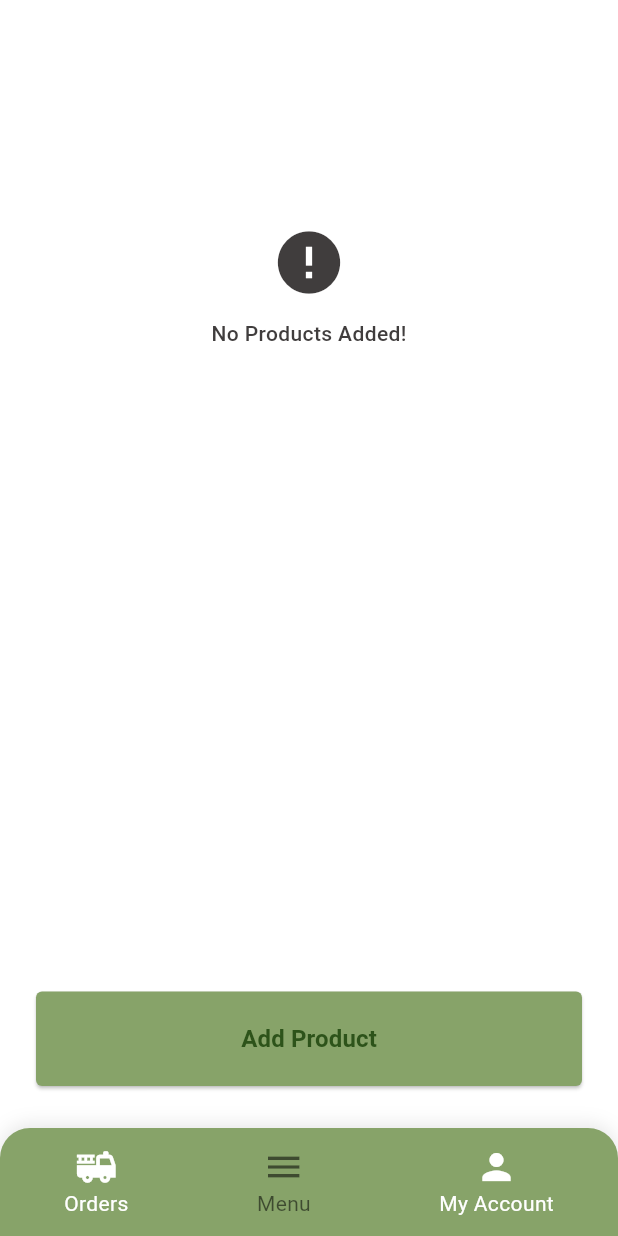
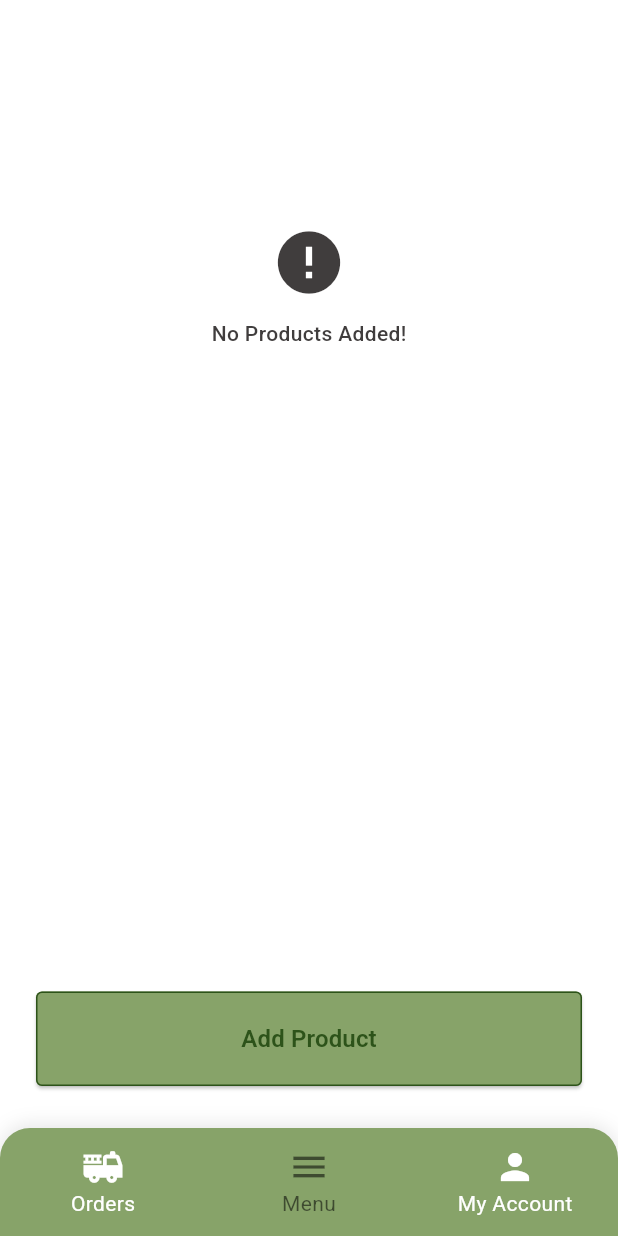
Before and after one commit to Sayyam1244/foodapp, a Flutter app: the BusinessHomeScreen screen opened directly, item 2 of the bottom bar chosen, on a phone screen of 412 x 824 dp. Run offline on Flutter 3.47's test engine with Material 3 defaults, Android fonts, the light colour scheme and no system bars; our stand-ins replace cloud_firestore, dropdown_button2, firebase_auth, firebase_core, firebase_messaging, firebase_storage and 3 more; accounts and stored records are empty; network calls fail.

Commit message:
Code updated

```diff
--- a/lib/model/cart_model.dart
+++ b/lib/model/cart_model.dart
@@ -12,7 +12,7 @@ class CartModel {
   final List<CartItemModel> items;
   final DateTime createdDate;
   final String? discount;
-  final double? rating;
+  final num? rating;
 
   CartModel({
     this.userModel,
--- a/lib/presentation/business_home/business_home.dart
+++ b/lib/presentation/business_home/business_home.dart
@@ -53,10 +53,11 @@ class _BusinessHomeScreenState extends State<BusinessHomeScreen> {
             ],
           ),
           child: Row(
-            mainAxisAlignment: MainAxisAlignment.spaceAround,
+            // mainAxisAlignment: MainAxisAlignment.spaceAround,
             // Generate navigation items dynamically
             children: CustomBottomBarController.pages
-                .mapIndexed((index, element) => InkWell(
+                .mapIndexed((index, element) => Expanded(
+                      child: InkWell(
                         onTap: () {
                           // Update selected index on tap
                           setState(() {
@@ -88,6 +89,7 @@ class _BusinessHomeScreenState extends State<BusinessHomeScreen> {
                             ],
                           ),
                         ),
+                      ),
                     ))
                 .toList(),
           ),
--- a/lib/presentation/business_home/components/account/account.dart
+++ b/lib/presentation/business_home/components/account/account.dart
@@ -145,7 +145,7 @@ class _MyAcccountState extends State<MyAcccount> {
                       ),
                       const SizedBox(height: 20),
                       // Saved stats section
-                      Text("You Helped Saved!",
+                      Text("You Helped Save!",
                           style: bodyLargeTextStyle.copyWith(fontWeight: FontWeight.bold)),
                       const SizedBox(height: 5),
                       StreamBuilder(
@@ -210,6 +210,10 @@ class _MyAcccountState extends State<MyAcccount> {
                     ],
                   ),
                 ),
+              const Padding(
+                padding: EdgeInsets.symmetric(horizontal: 24),
+                child: Divider(thickness: 1.8),
+              ),
               const SizedBox(height: 50),
               // Edit profile option
               AcccountSettingTile(
--- a/lib/presentation/business_home/components/orders/orders.dart
+++ b/lib/presentation/business_home/components/orders/orders.dart
@@ -137,7 +137,7 @@ class _OrdersScreenState extends State<OrdersScreen> {
                                       children: [
                                         Text("Order ID: ${item.orderId ?? ''}", style: titleTextStyle),
                                         Text(
-                                          "\$${item.total!}",
+                                          "SAR ${item.total!}",
                                           style: titleTextStyle.copyWith(fontSize: 14),
                                         ),
                                       ],
--- a/lib/presentation/cart/cart_screen.dart
+++ b/lib/presentation/cart/cart_screen.dart
@@ -77,7 +77,7 @@ class _CartScreenState extends State<CartScreen> {
                                     Text(cartItem.product?.productDescription ?? '',
                                         style: bodySmallTextStyle),
                                     Text(
-                                      "\$${cartItem.price.toStringAsFixed(2)}",
+                                      "SAR ${cartItem.price.toStringAsFixed(2)}",
                                       style: bodyMediumTextStyle.copyWith(
                                         fontWeight: FontWeight.bold,
                                       ),
@@ -172,7 +172,7 @@ class _CartScreenState extends State<CartScreen> {
                           ),
                           // Total price
                           Text(
-                            '\$${CartService.instance.totalPrice().toStringAsFixed(2)}',
+                            'SAR ${CartService.instance.totalPrice().toStringAsFixed(2)}',
                             style: Theme.of(context).textTheme.titleMedium!.copyWith(
                                   fontWeight: FontWeight.w600,
                                   color: Colors.white,
--- a/lib/presentation/checkout/checkout_screen.dart
+++ b/lib/presentation/checkout/checkout_screen.dart
@@ -160,7 +160,7 @@ class _CheckoutScreenState extends State<CheckoutScreen> {
                                   ),
                                 ),
                                 Text(
-                                  '\$${CartService.instance.totalPrice()}',
+                                  'SAR ${CartService.instance.totalPrice()}',
                                   style: const TextStyle(
                                     fontSize: 14,
                                     fontWeight: FontWeight.bold,
@@ -180,7 +180,7 @@ class _CheckoutScreenState extends State<CheckoutScreen> {
                                   ),
                                 ),
                                 Text(
-                                  '\$${calculateDiscount(user.points ?? 0)}',
+                                  'SAR ${calculateDiscount(user.points ?? 0)}',
                                   style: const TextStyle(
                                     fontSize: 14,
                                     fontWeight: FontWeight.bold,
@@ -203,7 +203,7 @@ class _CheckoutScreenState extends State<CheckoutScreen> {
                                   ),
                                 ),
                                 Text(
-                                  '\$${(CartService.instance.totalPrice() - calculateDiscount(user.points ?? 0)).toStringAsFixed(2)}',
+                                  'SAR ${(CartService.instance.totalPrice() - calculateDiscount(user.points ?? 0)).toStringAsFixed(2)}',
                                   style: const TextStyle(
                                     fontSize: 16,
                                     fontWeight: FontWeight.bold,
--- a/lib/presentation/common/primary_button.dart
+++ b/lib/presentation/common/primary_button.dart
@@ -6,21 +6,28 @@ import 'package:helloworld/utils/textstyles.dart';
 class PrimaryButton extends StatelessWidget {
   final String buttonText; // Text displayed on the button
   final VoidCallback onTap; // Callback function when button is pressed
+  final double? height; // Optional height for the button
+  final double? textSize; // Optional text size for the button text
 
   const PrimaryButton({
     Key? key,
     required this.buttonText,
     required this.onTap,
+    this.height, // Optional height parameter
+    this.textSize, // Optional text size parameter
   }) : super(key: key);
 
   @override
   Widget build(BuildContext context) {
-    return ElevatedButton(
+    return SizedBox(
+      height: height, // Use the height if provided
+      child: ElevatedButton(
         onPressed: onTap, // Trigger the callback when pressed
         style: ElevatedButton.styleFrom(
           backgroundColor: cardColor, // Button background color
           foregroundColor: primaryColor, // Button text color
           shape: RoundedRectangleBorder(
+            side: const BorderSide(color: primaryColor),
             borderRadius: BorderRadius.circular(4), // Rounded corners
           ),
           padding: const EdgeInsets.symmetric(vertical: 20), // Vertical padding
@@ -30,8 +37,9 @@ class PrimaryButton extends StatelessWidget {
             buttonText, // Display the button text
             style: bodyLargeTextStyle.copyWith(
               color: primaryColor, // Text color
-            fontSize: 16, // Font size
+              fontSize: textSize ?? 16, // Use textSize if provided, otherwise default to 16
               fontWeight: FontWeight.w600,
+            ),
           ),
         ),
       ),
--- a/lib/presentation/customer_home/components/home/home_screen.dart
+++ b/lib/presentation/customer_home/components/home/home_screen.dart
@@ -256,6 +256,7 @@ class _HomeScreenState extends State<HomeScreen> {
                                 if (ratings.isNotEmpty)
                                   SizedBox(
                                     height: 90,
+                                    width: 60,
                                     child: Column(
                                       mainAxisSize: MainAxisSize.max,
                                       children: [
@@ -272,7 +273,9 @@ class _HomeScreenState extends State<HomeScreen> {
                                         ),
                                       ],
                                     ),
-                                  ),
+                                  )
+                                else
+                                  const SizedBox(width: 60)
                               ],
                             ),
                           ),
--- a/lib/presentation/customer_home/components/orders/orders_screen.dart
+++ b/lib/presentation/customer_home/components/orders/orders_screen.dart
@@ -53,6 +53,8 @@ class _OrdersScreenState extends State<OrdersScreen> {
                 pickedUpOrders.add(order);
               }
             }
+            log('active orders: ${activeOrders.length}');
+            log('picked up orders: ${pickedUpOrders.length}');
 
             return Column(
               children: [
@@ -161,7 +163,7 @@ class _OrdersScreenState extends State<OrdersScreen> {
                                           style: bodyLargeTextStyle.copyWith(fontWeight: FontWeight.bold),
                                         ),
                                         Text(
-                                          "\$${item.total!}", // Order total
+                                          "SAR ${item.total!}", // Order total
                                           style: bodySmallTextStyle.copyWith(fontWeight: FontWeight.bold),
                                         ),
                                       ],
--- a/lib/presentation/customer_home/customer_home.dart
+++ b/lib/presentation/customer_home/customer_home.dart
@@ -62,9 +62,9 @@ class _CustomerHomeScreenState extends State<CustomerHomeScreen> {
           ],
         ),
         child: Row(
-            mainAxisAlignment: MainAxisAlignment.spaceAround,
             children: CustomBottomBarController.pages
-                .mapIndexed((index, element) => InkWell(
+                .mapIndexed((index, element) => Expanded(
+                      child: InkWell(
                         onTap: () {
                           // Update selected index on tap
                           setState(() {
@@ -94,6 +94,7 @@ class _CustomerHomeScreenState extends State<CustomerHomeScreen> {
                             ],
                           ),
                         ),
+                      ),
                     ))
                 .toList()), // Generate navigation items dynamically
       ),
--- a/lib/presentation/menu/menu_screen.dart
+++ b/lib/presentation/menu/menu_screen.dart
@@ -263,6 +263,7 @@ class _BusinessMenuScreenState extends State<BusinessMenuScreen> {
                                             )
                                           else
                                             const SizedBox()
+                                          // const Text('Add')
                                         ],
                                       ),
                                     ],
@@ -315,7 +316,7 @@ class _BusinessMenuScreenState extends State<BusinessMenuScreen> {
                               ),
                               // Display total price
                               Text(
-                                '\$${CartService.instance.totalPrice()}',
+                                'SAR ${CartService.instance.totalPrice()}',
                                 style: bodyMediumTextStyle.copyWith(
                                   color: Colors.white,
                                 ),
--- a/lib/presentation/welcome_screen.dart
+++ b/lib/presentation/welcome_screen.dart
@@ -34,7 +34,7 @@ class WelcomeScreen extends StatelessWidget {
 
             // "Who are you" Text
             const Text(
-              "Who are you", // Display title text
+              "Who are you?", // Display title text
               style: titleTextStyle,
             ),
 
@@ -48,7 +48,9 @@ class WelcomeScreen extends StatelessWidget {
                 children: [
                   // Customer Button
                   PrimaryButton(
+                      height: 80,
                       buttonText: 'Customer', // Button text
+                      textSize: 20,
                       onTap: () {
                         Navigator.push(
                           context,
@@ -62,7 +64,9 @@ class WelcomeScreen extends StatelessWidget {
 
                   // Business Button
                   PrimaryButton(
+                      height: 80,
                       buttonText: 'Business', // Button text
+                      textSize: 20,
                       onTap: () {
                         Navigator.push(
                           context,
--- a/lib/utils/textstyles.dart
+++ b/lib/utils/textstyles.dart
@@ -13,7 +13,7 @@ const headlineTextStyle = TextStyle(
 const titleTextStyle = TextStyle(
   fontSize: 18,
   color: primaryColor,
-  fontWeight: FontWeight.w500,
+  fontWeight: FontWeight.w600,
   fontFamily: 'Roboto',
 );
 
--- a/pubspec.yaml
+++ b/pubspec.yaml
@@ -29,3 +29,7 @@ flutter:
   uses-material-design: true
   assets:
     - assets/
+  fonts:
+      - family: Roboto
+        fonts:
+          - asset: assets/Roboto.ttf
```
Also changed, not shown: lib/presentation/order_detail/order_detail_screen.dart (+5 -5 lines), assets/Roboto.ttf (added). Lines whose indentation alone changed are shown as unchanged.
